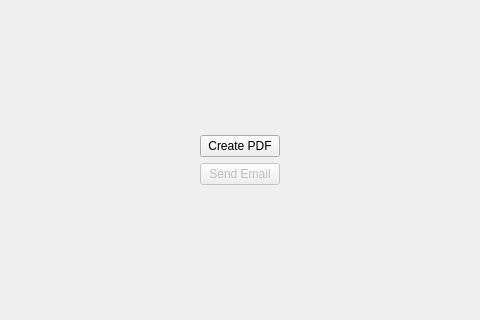
First picture: the form in InvoiceGui/src/ui/InvoiceViewDialog.ui, repository MickaelOnTheWave/InvoiceManager, before the edit; both pictures show x 214 to 694 and y 203 to 523 of the 907 by 720 pixel window.
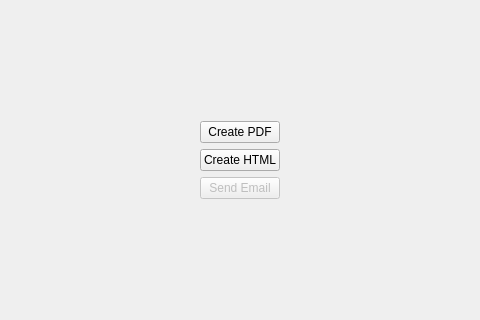
Second picture: the form after the edit. Custom widgets are drawn as their Qt base class.

Commit message: First working version of PDF Generation from GUI

Patch:
```diff
--- a/InvoiceGui/src/ui/InvoiceViewDialog.ui
+++ b/InvoiceGui/src/ui/InvoiceViewDialog.ui
@@ -67,6 +67,13 @@
          </property>
         </widget>
        </item>
+       <item>
+        <widget class="QPushButton" name="createHtmlButton">
+         <property name="text">
+          <string>Create HTML</string>
+         </property>
+        </widget>
+       </item>
        <item>
         <widget class="QPushButton" name="sendEmailButton">
          <property name="enabled">
```
The commit also changes 5 other files.
